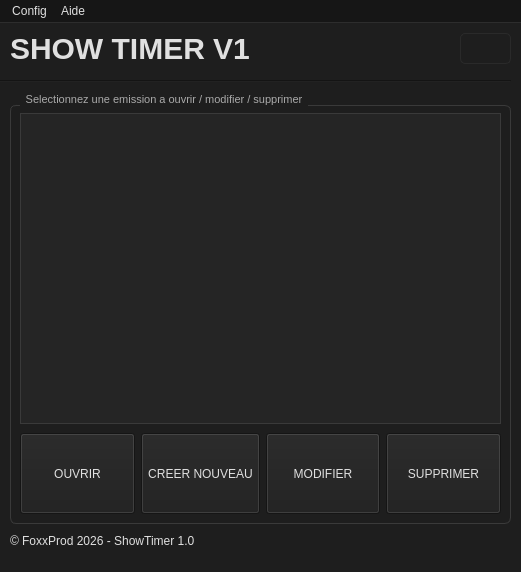
Above: ui/main.ui from Foxxprod/ShowTimer before the change. Below: the same form after it.
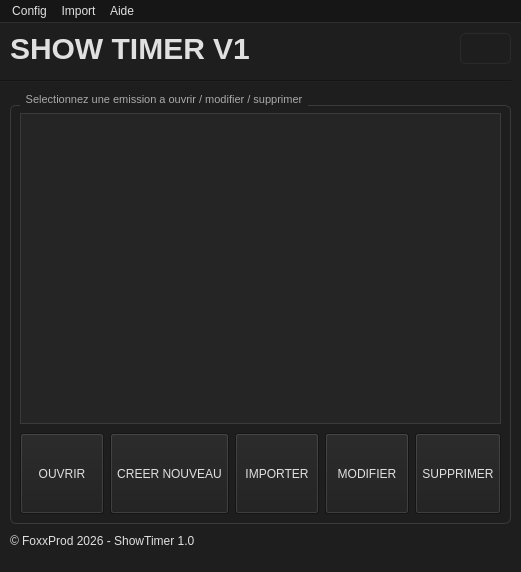
That is the form after the change. Icons and pictures are not drawn.

Commit message: Ajout Import / export des shows

```diff
--- a/ui/main.ui
+++ b/ui/main.ui
@@ -451,6 +451,32 @@
         </property>
        </widget>
       </item>
+      <item>
+       <widget class="QToolButton" name="import_show">
+        <property name="sizePolicy">
+         <sizepolicy hsizetype="Expanding" vsizetype="Expanding">
+          <horstretch>0</horstretch>
+          <verstretch>0</verstretch>
+         </sizepolicy>
+        </property>
+        <property name="text">
+         <string>IMPORTER</string>
+        </property>
+        <property name="icon">
+         <iconset>
+          <normaloff>icon/32x32_import.png</normaloff>icon/32x32_import.png</iconset>
+        </property>
+        <property name="iconSize">
+         <size>
+          <width>32</width>
+          <height>32</height>
+         </size>
+        </property>
+        <property name="toolButtonStyle">
+         <enum>Qt::ToolButtonStyle::ToolButtonTextUnderIcon</enum>
+        </property>
+       </widget>
+      </item>
       <item>
        <widget class="QToolButton" name="modify_show">
         <property name="sizePolicy">
@@ -543,7 +569,14 @@
     <addaction name="actionContact_33_6_52_75_25_29"/>
     <addaction name="actiontitouan_gallin_gmail_com"/>
    </widget>
+   <widget class="QMenu" name="menuImport">
+    <property name="title">
+     <string>Import</string>
+    </property>
+    <addaction name="show_import"/>
+   </widget>
    <addaction name="menuConfig"/>
+   <addaction name="menuImport"/>
    <addaction name="menuAide"/>
   </widget>
   <action name="actionConfig_OSC">
```
Left out of the diff: 5 changed lines with no effect on the pictures. The commit also changes 8 other files.
